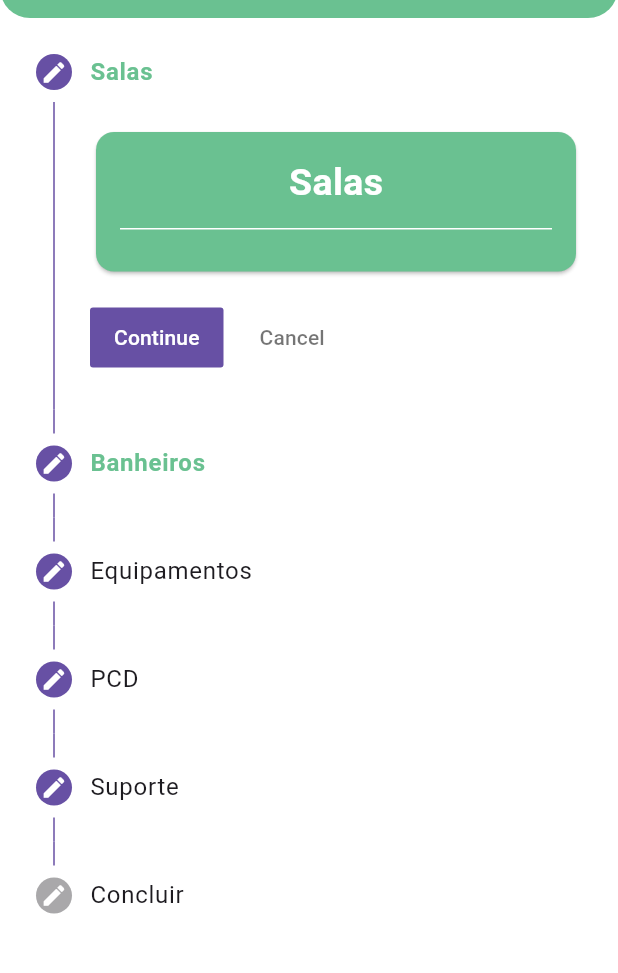
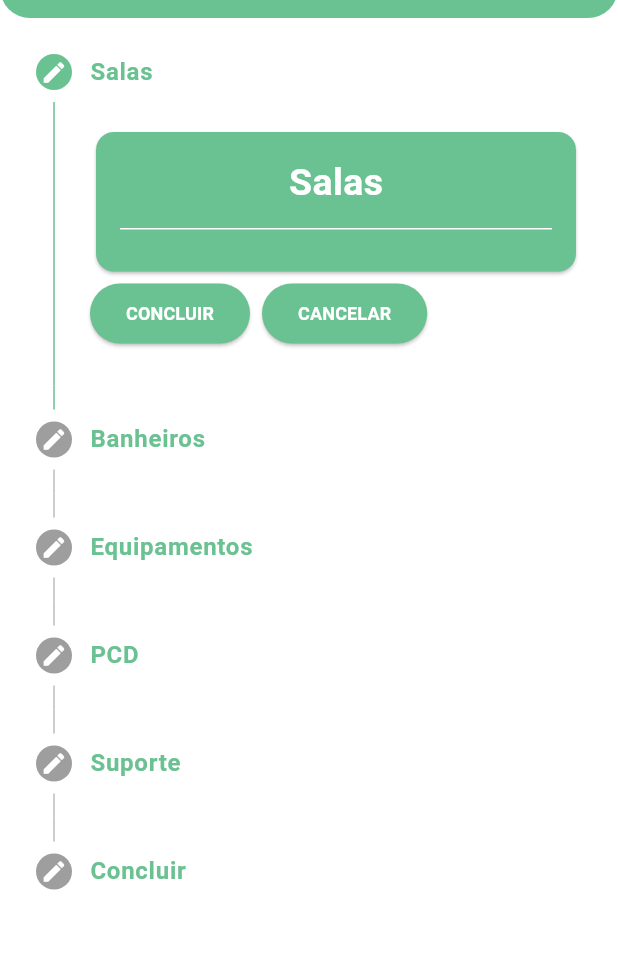
Before and after one commit to Luthianni/vistoriacfcflutter, a Flutter app: the VistoriaTab screen opened directly, on a phone screen of 412 x 824 dp, the part 66-1039 px from its top. Run offline on Flutter 3.47's test engine with Material 3 defaults, Android fonts, the phone set to English and light mode, and no system bars; our stand-ins replace brasil_fields, dio, flutter_secure_storage, fluttertoast, freezed_annotation, get and 3 more; accounts and stored records are empty; generated files the repository leaves out were written again; network calls fail.

Commit message:
Personalização da aba vistoria_tab.

```diff
--- a/lib/src/constants/endpoints.dart
+++ b/lib/src/constants/endpoints.dart
@@ -2,7 +2,7 @@
 //const String baseUrl = 'http://192.168.0.200:8080/api/v1';
 const String baseUrl = 'http://localhost:8080';
 //const String baseUrl = 'http://172.25.137.54:8080/api/v1';
-//const String baseUrl = 'https://ab64-177-22-40-21.ngrok-free.app';
+//const String baseUrl = 'http://7c47-177-22-43-111.ngrok-free.app';
 
 abstract class Endpoints {
   // AUTH //
--- a/lib/src/pages/home/Components/home_tab.dart
+++ b/lib/src/pages/home/Components/home_tab.dart
@@ -26,7 +26,7 @@ class HomeTab extends StatelessWidget {
 
     return Scaffold(
       appBar: AppBar(
-        backgroundColor: const Color.fromARGB(255, 158, 224, 160),
+        backgroundColor: const Color.fromARGB(255, 106, 193, 145),
         title: Text(
           'Olá, $nomeFormatado!',
           style: const TextStyle(
--- a/lib/src/pages/profile/repository/profile_repository.dart
+++ b/lib/src/pages/profile/repository/profile_repository.dart
@@ -38,13 +38,8 @@ class ProfileRepository {
       );
       logger.i('Resposta da request : $url');
       // Verifique se o resultado é uma instância de Map<String, dynamic>
-      if (result is Map<String, dynamic>) {
-        return handleProfileOrError(result);
-      } else {
-        // Trate o caso em que o resultado não é do tipo esperado
-        return ProfileResult.error('Erro: resposta inválida');
-      }
-    } on DioError catch (error) {
+      return handleProfileOrError(result);
+    } on DioError {
       return ProfileResult.error('Erro na requisição profileId');
     }
   }
--- a/lib/src/pages/vistoria/view/vistoria_tab.dart
+++ b/lib/src/pages/vistoria/view/vistoria_tab.dart
@@ -4,33 +4,34 @@ class VistoriaTab extends StatefulWidget {
   const VistoriaTab({Key? key}) : super(key: key);
 
   @override
-  State<VistoriaTab> createState() => _VistoriaTab();
+  State<VistoriaTab> createState() => _VistoriaTabState();
 }
 
-class _VistoriaTab extends State<VistoriaTab> {
+class _VistoriaTabState extends State<VistoriaTab> {
   int _activeStepIndex = 0;
+  final Color customGreenColor = const Color.fromARGB(255, 106, 193, 145);
 
   List<Step> stepList() => [
         Step(
           state: _activeStepIndex <= 0 ? StepState.editing : StepState.complete,
           isActive: _activeStepIndex >= 0,
-          title: const Text(
+          title: Text(
             'Salas',
             style: TextStyle(
               fontWeight: FontWeight.bold,
-              color: Color.fromARGB(255, 106, 193, 145),
+              color: customGreenColor,
             ),
           ),
-          content: const Card(
-            color: Color.fromARGB(255, 106, 193, 145),
-            child: Padding(
+          content: Card(
+            color: customGreenColor,
+            child: const Padding(
               padding: EdgeInsets.all(16.0),
               child: Column(
                 children: [
                   Text(
                     'Salas',
                     style: TextStyle(
-                      color: Color.fromRGBO(255, 255, 255, 1.0),
+                      color: Colors.white,
                       fontWeight: FontWeight.bold,
                       fontSize: 25,
                     ),
@@ -46,25 +47,33 @@ class _VistoriaTab extends State<VistoriaTab> {
           ),
         ),
         Step(
-          state: _activeStepIndex <= 0 ? StepState.editing : StepState.complete,
-          isActive: _activeStepIndex >= 0,
-          title: const Text(
+          state: _activeStepIndex <= 1 ? StepState.editing : StepState.complete,
+          isActive: _activeStepIndex >= 1,
+          title: Text(
             'Banheiros',
             style: TextStyle(
               fontWeight: FontWeight.bold,
-              color: Color.fromARGB(255, 106, 193, 145),
+              color: customGreenColor,
             ),
           ),
-          content: const Card(
-            color: Color.fromARGB(255, 106, 193, 145),
-            child: Padding(
+          content: Card(
+            color: customGreenColor,
+            child: const Padding(
               padding: EdgeInsets.all(16.0),
               child: Column(
                 children: [
                   Text(
-                    'Conteúdo personalizado para banheiros',
-                    style: TextStyle(color: Colors.white),
+                    'Banheiros',
+                    style: TextStyle(
+                      color: Colors.white,
+                      fontWeight: FontWeight.bold,
+                      fontSize: 25,
                     ),
+                  ),
+                  Divider(color: Colors.white, height: 25),
+                  Row(
+                    children: [],
+                  )
                   // Adicione seus widgets personalizados aqui
                 ],
               ),
@@ -72,16 +81,33 @@ class _VistoriaTab extends State<VistoriaTab> {
           ),
         ),
         Step(
-          state: _activeStepIndex <= 0 ? StepState.editing : StepState.complete,
-          isActive: _activeStepIndex >= 0,
-          title: const Text('Equipamentos'),
-          content: const Card(
-            color: Color.fromARGB(255, 106, 193, 145),
-            child: Padding(
+          state: _activeStepIndex <= 2 ? StepState.editing : StepState.complete,
+          isActive: _activeStepIndex >= 2,
+          title: Text(
+            'Equipamentos',
+            style: TextStyle(
+              fontWeight: FontWeight.bold,
+              color: customGreenColor,
+            ),
+          ),
+          content: Card(
+            color: customGreenColor,
+            child: const Padding(
               padding: EdgeInsets.all(16.0),
               child: Column(
                 children: [
-                  Text('Conteúdo personalizado para Equipamentos'),
+                  Text(
+                    'Equipamentos',
+                    style: TextStyle(
+                      color: Colors.white,
+                      fontWeight: FontWeight.bold,
+                      fontSize: 25,
+                    ),
+                  ),
+                  Divider(color: Colors.white, height: 25),
+                  Row(
+                    children: [],
+                  )
                   // Adicione seus widgets personalizados aqui
                 ],
               ),
@@ -89,16 +115,33 @@ class _VistoriaTab extends State<VistoriaTab> {
           ),
         ),
         Step(
-          state: _activeStepIndex <= 0 ? StepState.editing : StepState.complete,
-          isActive: _activeStepIndex >= 0,
-          title: const Text('PCD'),
-          content: const Card(
-            color: Color.fromARGB(255, 106, 193, 145),
-            child: Padding(
+          state: _activeStepIndex <= 3 ? StepState.editing : StepState.complete,
+          isActive: _activeStepIndex >= 3,
+          title: Text(
+            'PCD',
+            style: TextStyle(
+              fontWeight: FontWeight.bold,
+              color: customGreenColor,
+            ),
+          ),
+          content: Card(
+            color: customGreenColor,
+            child: const Padding(
               padding: EdgeInsets.all(16.0),
               child: Column(
                 children: [
-                  Text('Conteúdo personalizado para PCD'),
+                  Text(
+                    'PCD',
+                    style: TextStyle(
+                      color: Colors.white,
+                      fontWeight: FontWeight.bold,
+                      fontSize: 25,
+                    ),
+                  ),
+                  Divider(color: Colors.white, height: 25),
+                  Row(
+                    children: [],
+                  )
                   // Adicione seus widgets personalizados aqui
                 ],
               ),
@@ -106,16 +149,33 @@ class _VistoriaTab extends State<VistoriaTab> {
           ),
         ),
         Step(
-          state: _activeStepIndex <= 0 ? StepState.editing : StepState.complete,
-          isActive: _activeStepIndex >= 0,
-          title: const Text('Suporte'),
-          content: const Card(
-            color: Color.fromARGB(255, 106, 193, 145),
-            child: Padding(
+          state: _activeStepIndex <= 4 ? StepState.editing : StepState.complete,
+          isActive: _activeStepIndex >= 4,
+          title: Text(
+            'Suporte',
+            style: TextStyle(
+              fontWeight: FontWeight.bold,
+              color: customGreenColor,
+            ),
+          ),
+          content: Card(
+            color: customGreenColor,
+            child: const Padding(
               padding: EdgeInsets.all(16.0),
               child: Column(
                 children: [
-                  Text('Conteúdo personalizado para Suporte'),
+                  Text(
+                    'Suporte',
+                    style: TextStyle(
+                      color: Colors.white,
+                      fontWeight: FontWeight.bold,
+                      fontSize: 25,
+                    ),
+                  ),
+                  Divider(color: Colors.white, height: 25),
+                  Row(
+                    children: [],
+                  )
                   // Adicione seus widgets personalizados aqui
                 ],
               ),
@@ -125,9 +185,15 @@ class _VistoriaTab extends State<VistoriaTab> {
         Step(
           state: _activeStepIndex <= 5 ? StepState.editing : StepState.complete,
           isActive: _activeStepIndex >= 5,
-          title: const Text('Concluir'),
+          title: Text(
+            'Concluir',
+            style: TextStyle(
+              fontWeight: FontWeight.bold,
+              color: customGreenColor,
+            ),
+          ),
           content: const Center(
-            child: Text('Concluir'),
+            child: Text(''),
           ),
         ),
       ];
@@ -138,7 +204,7 @@ class _VistoriaTab extends State<VistoriaTab> {
 
     return Scaffold(
       appBar: AppBar(
-        backgroundColor: const Color.fromARGB(255, 106, 193, 145),
+        backgroundColor: customGreenColor,
         elevation: 0,
         centerTitle: true,
         title: const Text(
@@ -147,7 +213,7 @@ class _VistoriaTab extends State<VistoriaTab> {
           style: TextStyle(
             fontSize: 25,
             fontWeight: FontWeight.bold,
-            color: Color.fromRGBO(255, 255, 255, 1.0),
+            color: Colors.white,
           ),
         ),
         shape: const RoundedRectangleBorder(
@@ -156,28 +222,71 @@ class _VistoriaTab extends State<VistoriaTab> {
           ),
         ),
       ),
-      body: Stepper(
+      body: Theme(
+        data: ThemeData(
+          colorScheme: ColorScheme.light(primary: customGreenColor),
+        ),
+        child: Stepper(
           type: StepperType.vertical,
           currentStep: _activeStepIndex,
           steps: steps,
           onStepContinue: () {
             if (_activeStepIndex < (steps.length - 1)) {
+              setState(() {
                 _activeStepIndex += 1;
+              });
             }
-          setState(() {});
           },
           onStepCancel: () {
-          if (_activeStepIndex == 0) {
-            return;
+            if (_activeStepIndex > 0) {
+              setState(() {
+                _activeStepIndex -= 1;
+              });
             }
-          _activeStepIndex -= 1;
-          setState(() {});
           },
           onStepTapped: (step) {
             setState(() {
               _activeStepIndex = step;
             });
           },
+          controlsBuilder: (BuildContext context, ControlsDetails controls) {
+            return Row(
+              children: <Widget>[
+                ElevatedButton(
+                  onPressed: controls.onStepContinue,
+                  style: ElevatedButton.styleFrom(
+                    backgroundColor: customGreenColor,
+                  ),
+                  child: const Text(
+                    'CONCLUIR',
+                    textAlign: TextAlign.center,
+                    style: TextStyle(
+                      fontSize: 12,
+                      fontWeight: FontWeight.bold,
+                      color: Colors.white,
+                    ),
+                  ),
+                ),
+                const SizedBox(width: 8),
+                ElevatedButton(
+                  onPressed: controls.onStepCancel,
+                  style: ElevatedButton.styleFrom(
+                    backgroundColor: customGreenColor,
+                  ),
+                  child: const Text(
+                    'CANCELAR',
+                    textAlign: TextAlign.center,
+                    style: TextStyle(
+                      fontSize: 12,
+                      fontWeight: FontWeight.bold,
+                      color: Colors.white,
+                    ),
+                  ),
+                ),
+              ],
+            );
+          },
+        ),
       ),
     );
   }
```
Lines whose indentation alone changed are shown as unchanged.
